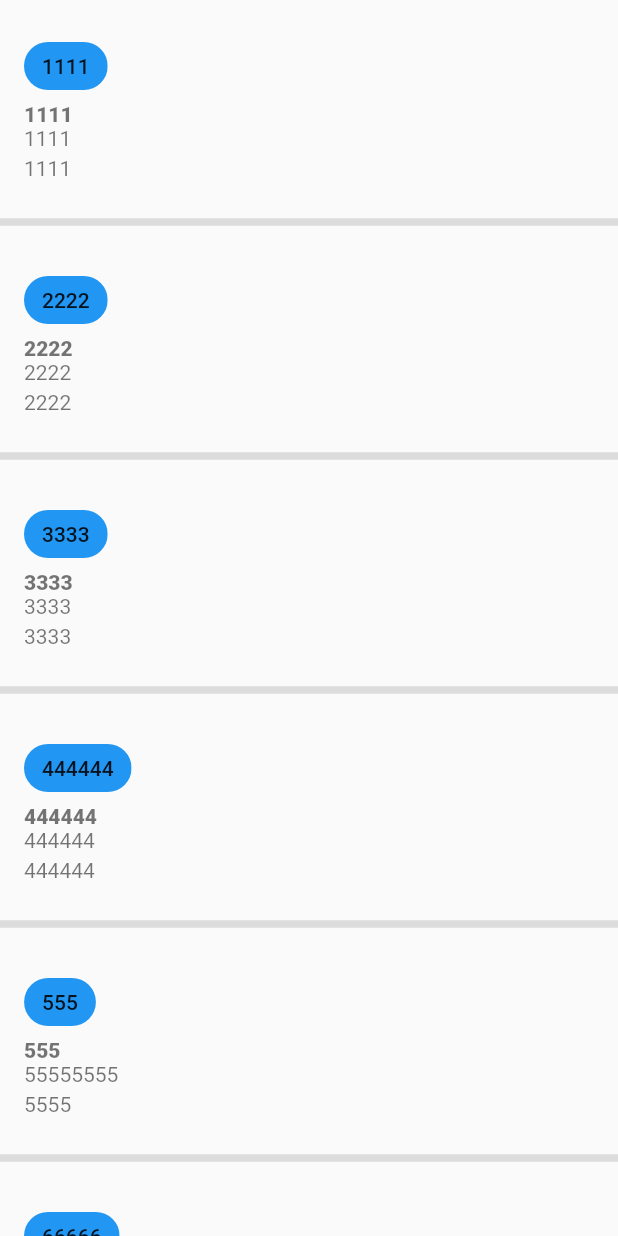
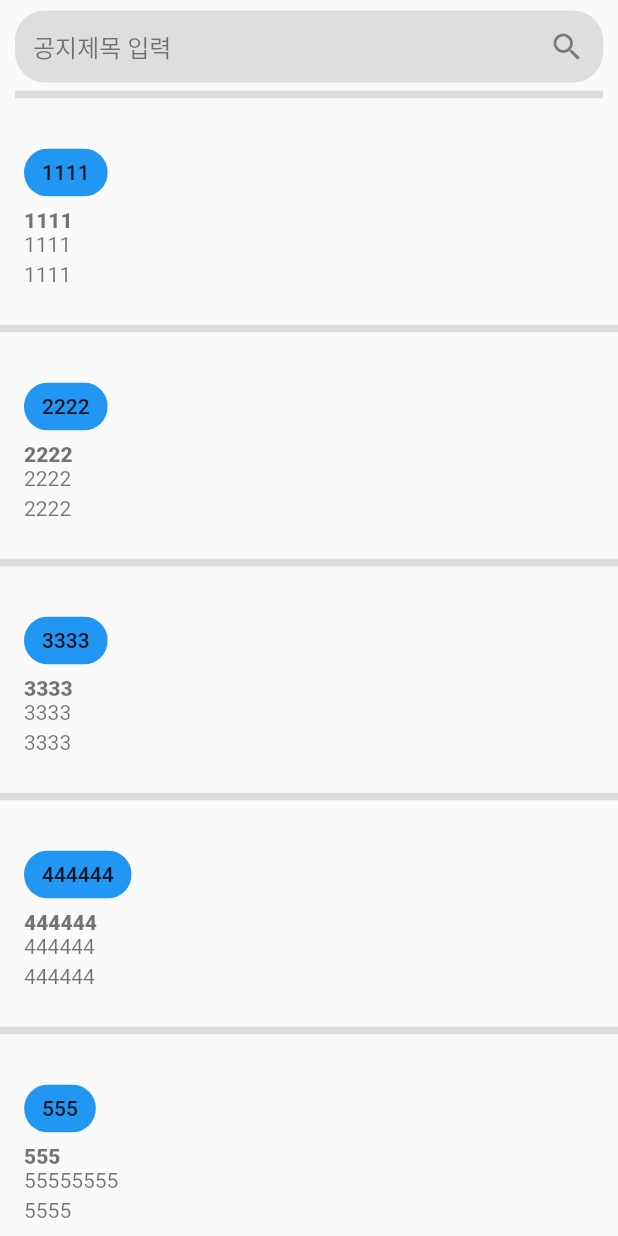
Before and after one commit to zixxin/Semicolon, a Flutter app: the AllNotiScreen screen opened directly, on a phone screen of 412 x 824 dp. Run offline on Flutter 3.47's test engine with Material 2 defaults, Android fonts, the phone set to English and light mode, and no system bars; drawn by our look-alikes of flutter_slidable; our stand-ins replace firebase_auth, firebase_core, flutter_screenutil, flutter_signin_button, get, google_sign_in; accounts and stored records are empty; Roboto replaces fonts that are missing (main).

Commit message:
searchbar추가

```diff
--- a/ohyeahthat/lib/screen/all_noti.dart
+++ b/ohyeahthat/lib/screen/all_noti.dart
@@ -22,7 +22,18 @@ class _AllNotiScreen extends State<AllNotiScreen> {
     return Scaffold(
         body: SafeArea(
             child: Center(
-      child: ListView.separated(
+              child:
+          SingleChildScrollView(
+            child: Column(
+              mainAxisSize: MainAxisSize.min,
+              children: [
+                Padding(
+                  padding: const EdgeInsets.only(left : 10.0, right :10.0),
+                  child: SearchBar(),
+                ),
+                ListView.separated(
+                  primary : false,
+                  shrinkWrap:true,
                   itemCount: item.length,
                   separatorBuilder: (context, index) {
                     return const Divider(
@@ -38,7 +49,11 @@ class _AllNotiScreen extends State<AllNotiScreen> {
                       selected_item: items,
                     );
                 }),
-    )));
+              ],
+            ),
+          ),
+      )
+    ));
   }
 
   void dismissSlidableItem(BuildContext context, int index, action) {
@@ -95,3 +110,36 @@ class _AllNotiScreen extends State<AllNotiScreen> {
     );
   }
 }
+
+Widget SearchBar(){
+    return Column(
+      children: [
+        Padding(
+          padding: const EdgeInsets.only(top :7.0),
+          child: TextFormField(
+            // textAlign: TextAlign.center,
+            decoration : InputDecoration(
+              fillColor : Colors.grey.withOpacity(0.3),
+              hintText: '공지제목 입력',
+              hintStyle: TextStyle(
+                fontFamily: 'main',
+                color : Colors.black.withOpacity(0.5),
+              ),
+              // contentPadding: EdgeInsets.only(left: 20),
+              suffixIcon : Icon(Icons.search),
+              filled : true,
+              enabledBorder: UnderlineInputBorder(
+                borderSide: BorderSide(color : Colors.transparent),
+                borderRadius: BorderRadius.circular(20)),
+              focusedBorder: UnderlineInputBorder(
+                borderSide: BorderSide(color : Colors.transparent),
+                borderRadius: BorderRadius.circular(20)),
+              )
+            ),
+        ),
+          Divider(
+            thickness: 5,
+          ),
+      ],
+    );
+  }
```
Also changed, not shown: ohyeahthat/lib/pages/keywordpage.dart (+34 -2 lines), ohyeahthat/lib/screen/settings.dart (+13 -1 lines). Lines whose indentation alone changed are shown as unchanged.
